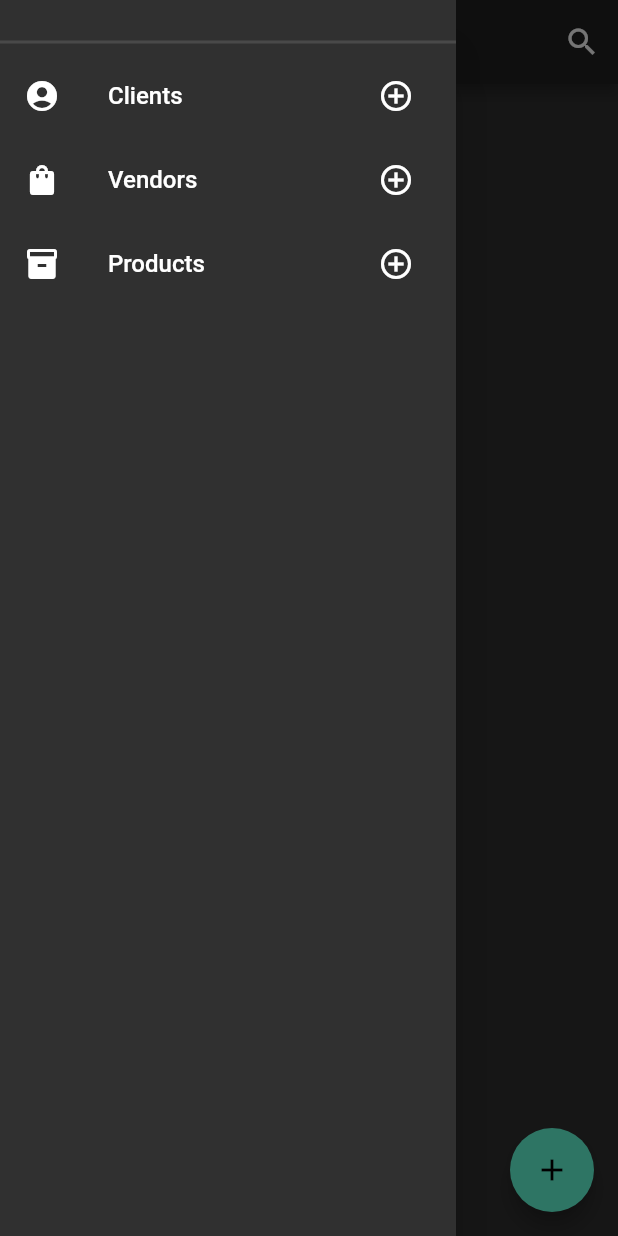
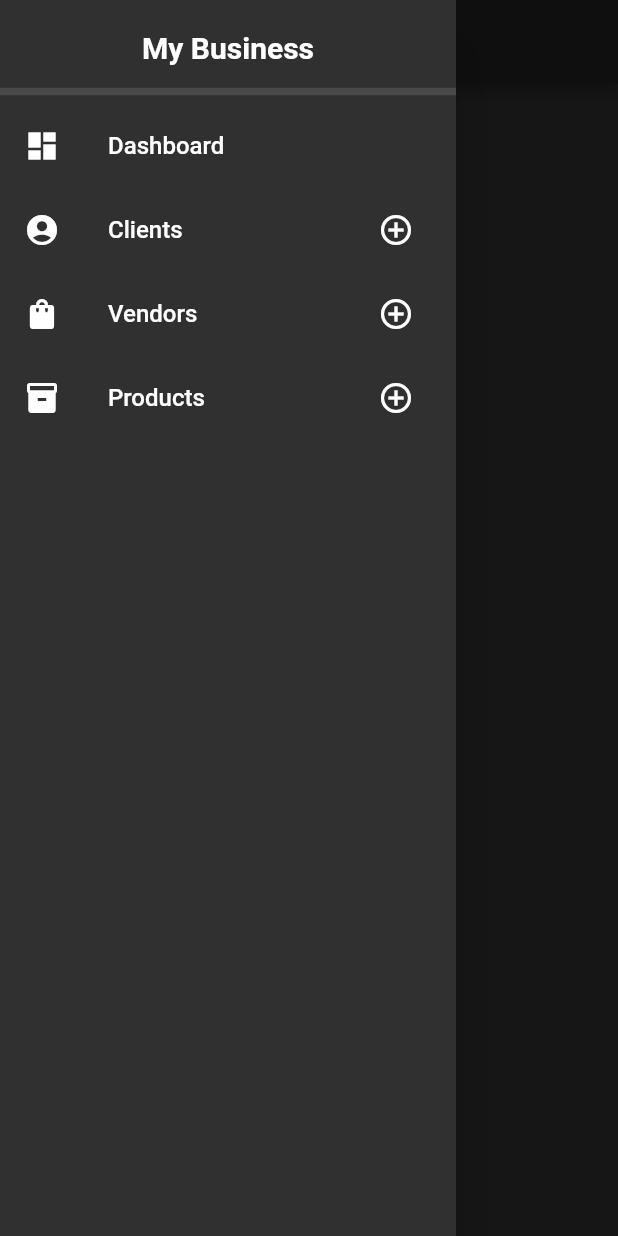
Before and after one commit to devanshu9750/mybusiness, a Flutter app: the screen it shows once a user with an empty profile is signed in, with the side drawer open, on a phone screen of 412 x 824 dp. Run offline on Flutter 3.47's test engine with Material 2 defaults, Android fonts, the phone set to English and light mode, and no system bars; drawn by our look-alikes of velocity_x; our stand-ins replace cloud_firestore, firebase_auth, firebase_core, fluttertoast; accounts and stored records are empty.

Commit message:
Created dashboard module

```diff
--- /dev/null
+++ b/lib/screens/dashboard_side/dashboard_screen.dart
@@ -0,0 +1,9 @@
+import 'package:flutter/material.dart';
+import 'package:velocity_x/velocity_x.dart';
+
+class DashboardScreen extends StatelessWidget {
+  @override
+  Widget build(BuildContext context) {
+    return Container();
+  }
+}
--- a/lib/screens/home_screen.dart
+++ b/lib/screens/home_screen.dart
@@ -2,6 +2,7 @@ import 'package:cloud_firestore/cloud_firestore.dart';
 import 'package:flutter/material.dart';
 import 'package:mybusiness/screens/clients_side/add_client.dart';
 import 'package:mybusiness/screens/clients_side/clients_screen.dart';
+import 'package:mybusiness/screens/dashboard_side/dashboard_screen.dart';
 import 'package:mybusiness/screens/products_side/add_product.dart';
 import 'package:mybusiness/screens/products_side/products_screen.dart';
 import 'package:mybusiness/screens/search.dart';
@@ -15,8 +16,14 @@ class HomeScreen extends StatefulWidget {
 }
 
 class _HomeScreenState extends State<HomeScreen> {
-  final List<String> _moduleTitles = ['Clients', 'Vendors', 'Products'];
+  final List<String> _moduleTitles = [
+    'Dashboard',
+    'Clients',
+    'Vendors',
+    'Products'
+  ];
   final List<Widget> _moduleWidgets = [
+    DashboardScreen(),
     ClientsScreen(),
     VendorScreen(),
     ProductsScreen()
@@ -29,9 +36,31 @@ class _HomeScreenState extends State<HomeScreen> {
             SizedBox(
               height: 20,
             ),
+            "My Business".text.bold.size(20).makeCentered(),
+            SizedBox(
+              height: 10,
+            ),
             Divider(
-              thickness: 2,
+              thickness: 5,
             ),
+            ListTile(
+              leading: Icon(Icons.dashboard),
+              title: "Dashboard".text.size(16).make(),
+              // trailing: IconButton(
+              //     icon: Icon(Icons.add_circle_outline),
+              //     onPressed: () {
+              //       context.pop();
+              //       setState(() {
+              //         _index = 0;
+              //       });
+              //       context.push((context) => AddClient());
+              //     }),
+            ).onInkTap(() {
+              context.pop();
+              setState(() {
+                _index = 0;
+              });
+            }),
             ListTile(
               leading: Icon(Icons.account_circle),
               title: "Clients".text.size(16).make(),
@@ -40,14 +69,14 @@ class _HomeScreenState extends State<HomeScreen> {
                   onPressed: () {
                     context.pop();
                     setState(() {
-                      _index = 0;
+                      _index = 1;
                     });
                     context.push((context) => AddClient());
                   }),
             ).onInkTap(() {
               context.pop();
               setState(() {
-                _index = 0;
+                _index = 1;
               });
             }),
             ListTile(
@@ -58,14 +87,14 @@ class _HomeScreenState extends State<HomeScreen> {
                   onPressed: () {
                     context.pop();
                     setState(() {
-                      _index = 1;
+                      _index = 2;
                     });
                     context.push((context) => AddVendor());
                   }),
             ).onInkTap(() {
               context.pop();
               setState(() {
-                _index = 1;
+                _index = 2;
               });
             }),
             ListTile(
@@ -76,14 +105,14 @@ class _HomeScreenState extends State<HomeScreen> {
                   onPressed: () {
                     context.pop();
                     setState(() {
-                      _index = 2;
+                      _index = 3;
                     });
                     context.push((context) => AddProduct());
                   }),
             ).onInkTap(() {
               context.pop();
               setState(() {
-                _index = 2;
+                _index = 3;
               });
             })
           ]),
@@ -96,44 +125,51 @@ class _HomeScreenState extends State<HomeScreen> {
       appBar: AppBar(
         title: _moduleTitles[_index].text.make(),
         centerTitle: true,
-        actions: [
+        actions: _index == 0
+            ? []
+            : [
                 IconButton(
                     icon: Icon(Icons.search),
                     onPressed: () {
-                if (_index == 0)
+                      if (_index == 1)
                         FirebaseFirestore.instance
                             .collection('clients')
                             .get()
                             .then((value) {
                           ClientSearch.data = value.docs;
-                    showSearch(context: context, delegate: ClientSearch());
+                          showSearch(
+                              context: context, delegate: ClientSearch());
                         });
-                if (_index == 1)
+                      else if (_index == 2)
                         FirebaseFirestore.instance
                             .collection('vendors')
                             .get()
                             .then((value) {
                           VendorSearch.data = value.docs;
-                    showSearch(context: context, delegate: VendorSearch());
+                          showSearch(
+                              context: context, delegate: VendorSearch());
                         });
-                if (_index == 2)
+                      else if (_index == 3)
                         FirebaseFirestore.instance
                             .collection('products')
                             .get()
                             .then((value) {
                           ProductSearch.data = value.docs;
-                    showSearch(context: context, delegate: ProductSearch());
+                          showSearch(
+                              context: context, delegate: ProductSearch());
                         });
                     })
               ],
       ),
       drawer: _drawer,
       body: _moduleWidgets[_index],
-      floatingActionButton: FloatingActionButton(
+      floatingActionButton: _index == 0
+          ? null
+          : FloatingActionButton(
               onPressed: () {
-          if (_index == 0) context.push((context) => AddClient());
-          if (_index == 1) context.push((context) => AddVendor());
-          if (_index == 2) context.push((context) => AddProduct());
+                if (_index == 1) context.push((context) => AddClient());
+                if (_index == 2) context.push((context) => AddVendor());
+                if (_index == 3) context.push((context) => AddProduct());
               },
               child: Icon(Icons.add),
             ),
```
Lines whose indentation alone changed are shown as unchanged.
